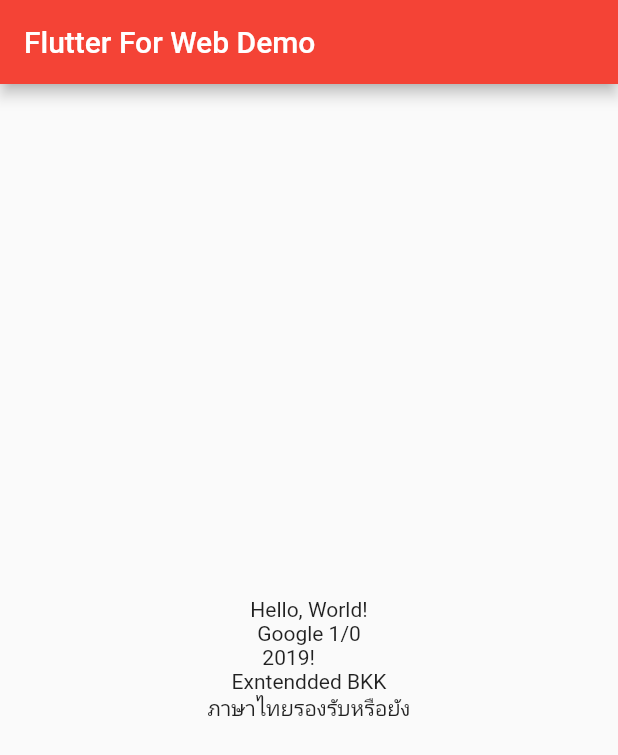
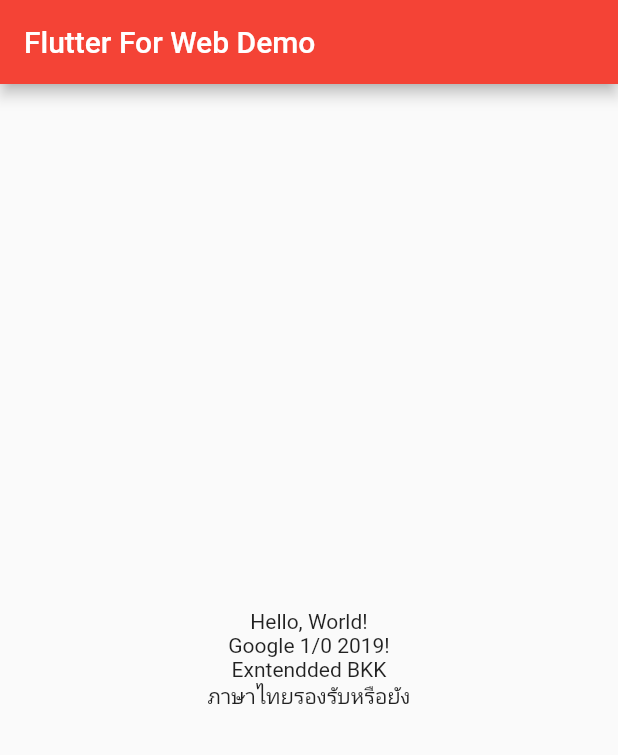
Before and after one commit to 3lVv0w/hello_world_flutter_web, a Flutter app: the screen it shows after launch, on a phone screen of 412 x 824 dp. Shown: the top 755 px of the screen. Run offline on Flutter 3.47's test engine with Material 2 defaults, Android fonts, the phone set to English and light mode, and no system bars; missing offline and left inert: flutter_web.

Commit message:
remove \n

```diff
--- a/lib/view/home_page.dart
+++ b/lib/view/home_page.dart
@@ -19,7 +19,7 @@ class HomePage extends StatelessWidget {
               'Hello, World!',
             ),
             Text(
-              'Google 1/0\n 2019!',
+              'Google 1/0 2019!',
             ),
             Text(
               'Exntendded BKK',
```
